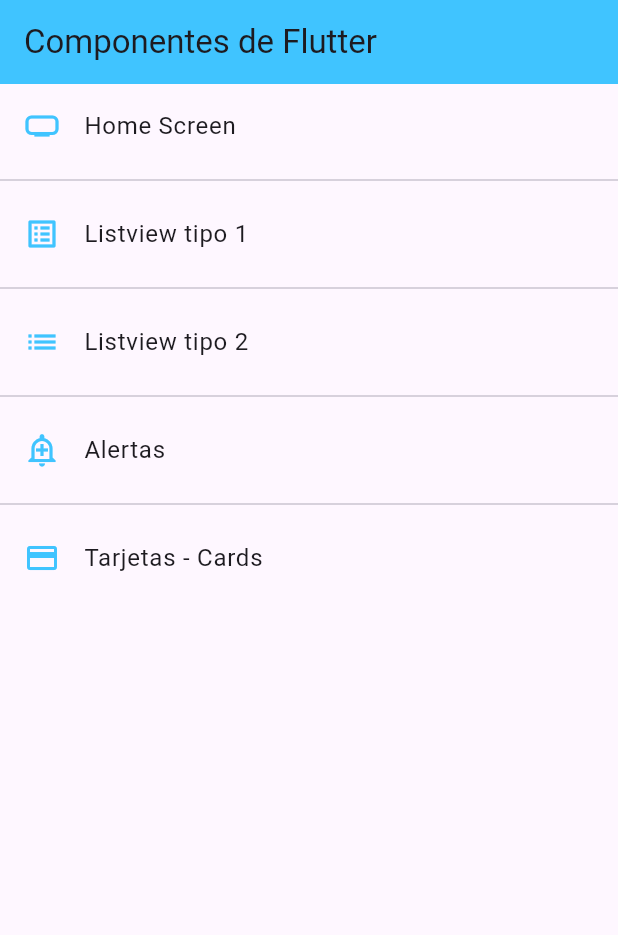
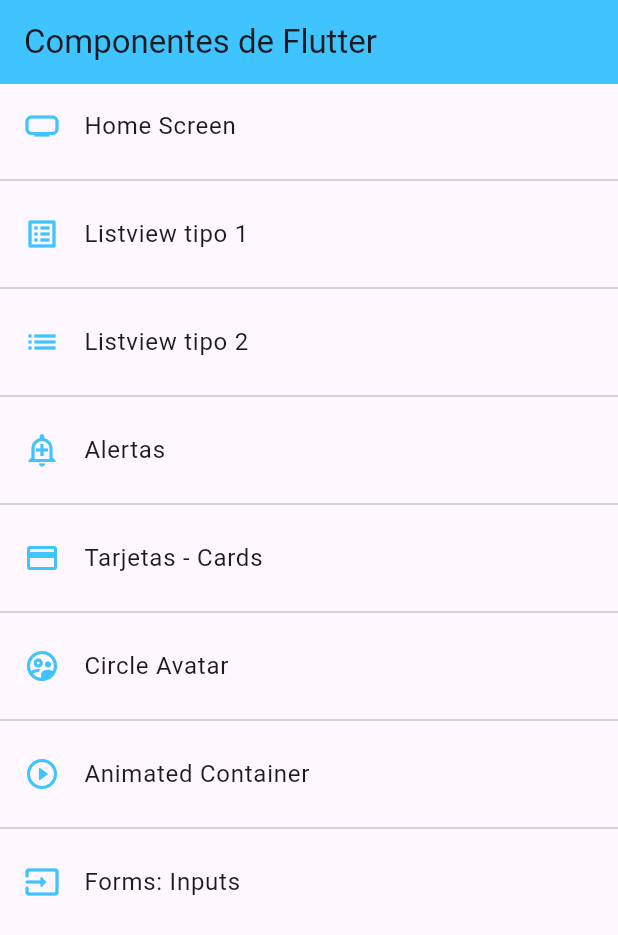
Before and after one commit to CisoUnlimited/fl_components_recu, a Flutter app: the screen it shows after launch, on a phone screen of 412 x 824 dp. Shown: the top 935 px of the screen. Run offline on Flutter 3.47's test engine with Material 3 defaults, Android fonts, the phone set to English and light mode, and no system bars.

Commit message:
Hasta la página 93

```diff
--- a/lib/router/app_routes.dart
+++ b/lib/router/app_routes.dart
@@ -31,6 +31,21 @@ class AppRoutes {
         icon: Icons.credit_card,
         name: 'Tarjetas - Cards',
         screen: const CardScreen()),
+    MenuOption(
+        route: 'avatar',
+        icon: Icons.supervised_user_circle_outlined,
+        name: 'Circle Avatar',
+        screen: const AvatarScreen()),
+    MenuOption(
+        route: 'animated',
+        icon: Icons.play_circle_outline_rounded,
+        name: 'Animated Container',
+        screen: const AnimatedScreen()),
+    MenuOption(
+        route: 'inputs',
+        icon: Icons.input_rounded,
+        name: 'Forms: Inputs',
+        screen: const InputsScreen()),
   ];
 
   static Map<String, Widget Function(BuildContext)> getAppRoutes() {
--- a/lib/screens/screens.dart
+++ b/lib/screens/screens.dart
@@ -7,3 +7,6 @@ export 'package:fl_components/screens/targaryen_screen.dart';
 export 'package:fl_components/screens/baratheon_screen.dart';
 export 'package:fl_components/screens/lannister_screen.dart';
 export 'package:fl_components/screens/stark_screen.dart';
+export 'package:fl_components/screens/avatar_screen.dart';
+export 'package:fl_components/screens/animated_screen.dart';
+export 'package:fl_components/screens/inputs_screen.dart';
--- a/lib/theme/app_theme.dart
+++ b/lib/theme/app_theme.dart
@@ -10,5 +10,41 @@ class AppTheme {
         elevation: 0,
       ),
       listTileTheme: const ListTileThemeData(iconColor: primary),
-  );
+      textButtonTheme: TextButtonThemeData(
+        style: TextButton.styleFrom(
+          foregroundColor: primary,
+        ),
+      ),
+      floatingActionButtonTheme: const FloatingActionButtonThemeData(
+        backgroundColor: primary,
+      ),
+      elevatedButtonTheme: ElevatedButtonThemeData(
+        style: ElevatedButton.styleFrom(
+          backgroundColor: primary,
+          shape: const StadiumBorder(),
+          elevation: 10,
+        ),
+      ),
+      inputDecorationTheme: const InputDecorationTheme(
+          floatingLabelStyle: TextStyle(color: primary),
+          enabledBorder: OutlineInputBorder(
+            borderSide: BorderSide(color: primary),
+            borderRadius: BorderRadius.only(
+              topLeft: Radius.circular(10),
+              bottomRight: Radius.circular(10),
+            ),
+          ),
+          focusedBorder: OutlineInputBorder(
+            borderSide: BorderSide(color: primary),
+            borderRadius: BorderRadius.only(
+              topLeft: Radius.circular(10),
+              bottomRight: Radius.circular(10),
+            ),
+          ),
+          border: OutlineInputBorder(
+            borderRadius: BorderRadius.only(
+              topLeft: Radius.circular(10),
+              bottomRight: Radius.circular(10),
+            ),
+          )));
 }
--- /dev/null
+++ b/lib/widgets/widgets.dart
@@ -0,0 +1 @@
+export 'package:fl_components/widgets/custom_card_tipo_1.dart';
```
Also changed, not shown: lib/screens/alert_screen.dart (+37 -3 lines), lib/screens/animated_screen.dart (added, +47 -0 lines), lib/screens/avatar_screen.dart (added, +26 -0 lines), lib/screens/card_screen.dart (+12 -13 lines), lib/screens/inputs_screen.dart (added, +47 -0 lines), lib/widgets/custom_card_tipo_1.dart (added, +36 -0 lines), lib/widgets/custom_card_tipo_2.dart (added, +35 -0 lines), assets/images/jar-loading.gif (added), pubspec.lock. Lines whose indentation alone changed are shown as unchanged.
